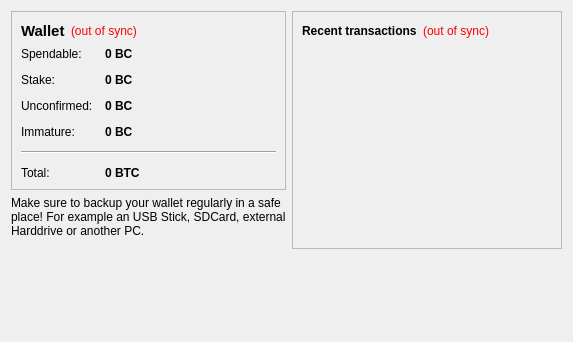
First picture: the form in src/qt/forms/overviewpage.ui, repository judy01/e-goldcoin, before the edit.
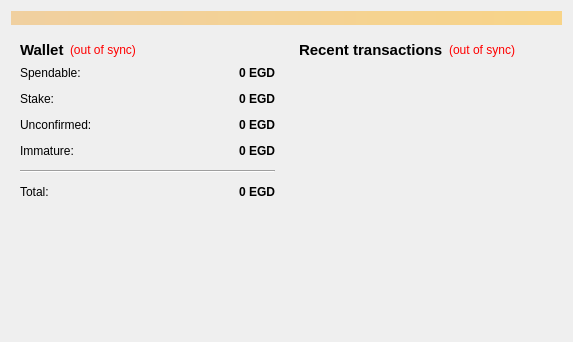
Second picture: the form after the edit.

```diff
--- a/src/qt/forms/overviewpage.ui
+++ b/src/qt/forms/overviewpage.ui
@@ -13,17 +13,30 @@
   <property name="windowTitle">
    <string>Form</string>
   </property>
-  <layout class="QHBoxLayout" name="horizontalLayout" stretch="0,1">
+  <layout class="QVBoxLayout" name="topLayout">
+   <item>
+    <widget class="QLabel" name="labelAlerts">
+     <property name="visible">
+      <bool>false</bool>
+     </property>
+     <property name="styleSheet">
+      <string notr="true">background-color: qlineargradient(x1: 0, y1: 0, x2: 1, y2: 0, stop:0 #F0D0A0, stop:1 #F8D488);  color:#000000
+</string>
+     </property>
+     <property name="wordWrap">
+      <bool>true</bool>
+     </property>
+     <property name="margin">
+      <number>3</number>
+     </property>
+    </widget>
+   </item>
+   <item>
+    <layout class="QHBoxLayout" name="horizontalLayout" stretch="1,1">
    <item>
     <layout class="QVBoxLayout" name="verticalLayout_2">
      <item>
-      <widget class="QFrame" name="frame">
-       <property name="frameShape">
-        <enum>QFrame::StyledPanel</enum>
-       </property>
-       <property name="frameShadow">
-        <enum>QFrame::Raised</enum>
-       </property>
+        <widget class="QWidget" name="widget" native="true">
        <layout class="QVBoxLayout" name="verticalLayout_4">
         <item>
          <layout class="QHBoxLayout" name="horizontalLayout_4">
@@ -105,7 +118,10 @@
              <string>Your current spendable balance</string>
             </property>
             <property name="text">
-             <string notr="true">0 BC</string>
+               <string notr="true">0 EGD</string>
+              </property>
+              <property name="alignment">
+               <set>Qt::AlignRight|Qt::AlignTrailing|Qt::AlignVCenter</set>
             </property>
             <property name="textInteractionFlags">
              <set>Qt::LinksAccessibleByMouse|Qt::TextSelectableByKeyboard|Qt::TextSelectableByMouse</set>
@@ -134,7 +150,10 @@
              <string>Total of coins that was staked, and do not yet count toward the current balance</string>
             </property>
             <property name="text">
-             <string notr="true">0 BC</string>
+               <string notr="true">0 EGD</string>
+              </property>
+              <property name="alignment">
+               <set>Qt::AlignRight|Qt::AlignTrailing|Qt::AlignVCenter</set>
             </property>
             <property name="textInteractionFlags">
              <set>Qt::LinksAccessibleByMouse|Qt::TextSelectableByKeyboard|Qt::TextSelectableByMouse</set>
@@ -163,7 +182,10 @@
              <string>Total of transactions that have yet to be confirmed, and do not yet count toward the current balance</string>
             </property>
             <property name="text">
-             <string notr="true">0 BC</string>
+               <string notr="true">0 EGD</string>
+              </property>
+              <property name="alignment">
+               <set>Qt::AlignRight|Qt::AlignTrailing|Qt::AlignVCenter</set>
             </property>
             <property name="textInteractionFlags">
              <set>Qt::LinksAccessibleByMouse|Qt::TextSelectableByKeyboard|Qt::TextSelectableByMouse</set>
@@ -189,7 +211,10 @@
              <string>Mined balance that has not yet matured</string>
             </property>
             <property name="text">
-             <string notr="true">0 BC</string>
+               <string notr="true">0 EGD</string>
+              </property>
+              <property name="alignment">
+               <set>Qt::AlignRight|Qt::AlignTrailing|Qt::AlignVCenter</set>
             </property>
             <property name="textInteractionFlags">
              <set>Qt::LinksAccessibleByMouse|Qt::TextSelectableByKeyboard|Qt::TextSelectableByMouse</set>
@@ -225,7 +250,10 @@
              <string>Your current total balance</string>
             </property>
             <property name="text">
-             <string notr="true">0 BTC</string>
+               <string notr="true">0 EGD</string>
+              </property>
+              <property name="alignment">
+               <set>Qt::AlignRight|Qt::AlignTrailing|Qt::AlignVCenter</set>
             </property>
             <property name="textInteractionFlags">
              <set>Qt::LinksAccessibleByMouse|Qt::TextSelectableByKeyboard|Qt::TextSelectableByMouse</set>
@@ -237,22 +265,6 @@
        </layout>
       </widget>
      </item>
-     <item>
-      <widget class="QLabel" name="label_2">
-       <property name="locale">
-        <locale language="English" country="UnitedStates"/>
-       </property>
-       <property name="text">
-        <string>Make sure to backup your wallet regularly in a safe place! For example an USB Stick, SDCard, external Harddrive or another PC.</string>
-       </property>
-       <property name="textFormat">
-        <enum>Qt::AutoText</enum>
-       </property>
-       <property name="wordWrap">
-        <bool>true</bool>
-       </property>
-      </widget>
-     </item>
      <item>
       <spacer name="verticalSpacer">
        <property name="orientation">
@@ -271,18 +283,19 @@
    <item>
     <layout class="QVBoxLayout" name="verticalLayout_3">
      <item>
-      <widget class="QFrame" name="frame_2">
-       <property name="frameShape">
-        <enum>QFrame::StyledPanel</enum>
-       </property>
-       <property name="frameShadow">
-        <enum>QFrame::Raised</enum>
-       </property>
+        <widget class="QWidget" name="widget_2" native="true">
        <layout class="QVBoxLayout" name="verticalLayout">
         <item>
          <layout class="QHBoxLayout" name="horizontalLayout_2">
           <item>
            <widget class="QLabel" name="label_4">
+              <property name="font">
+               <font>
+                <pointsize>11</pointsize>
+                <weight>75</weight>
+                <bold>true</bold>
+               </font>
+              </property>
             <property name="text">
              <string>&lt;b&gt;Recent transactions&lt;/b&gt;</string>
             </property>
@@ -341,18 +354,7 @@
        </layout>
       </widget>
      </item>
-     <item>
-      <spacer name="verticalSpacer_2">
-       <property name="orientation">
-        <enum>Qt::Vertical</enum>
-       </property>
-       <property name="sizeHint" stdset="0">
-        <size>
-         <width>20</width>
-         <height>40</height>
-        </size>
-       </property>
-      </spacer>
+      </layout>
      </item>
     </layout>
    </item>
```
Lines whose indentation alone changed are shown as unchanged.
